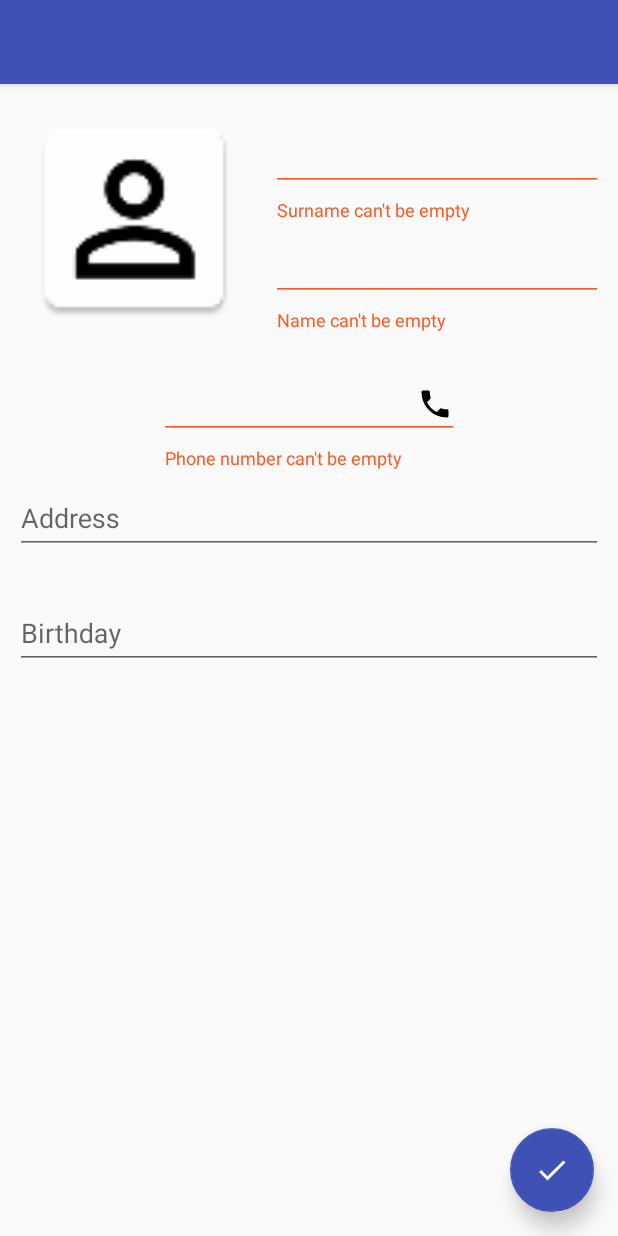
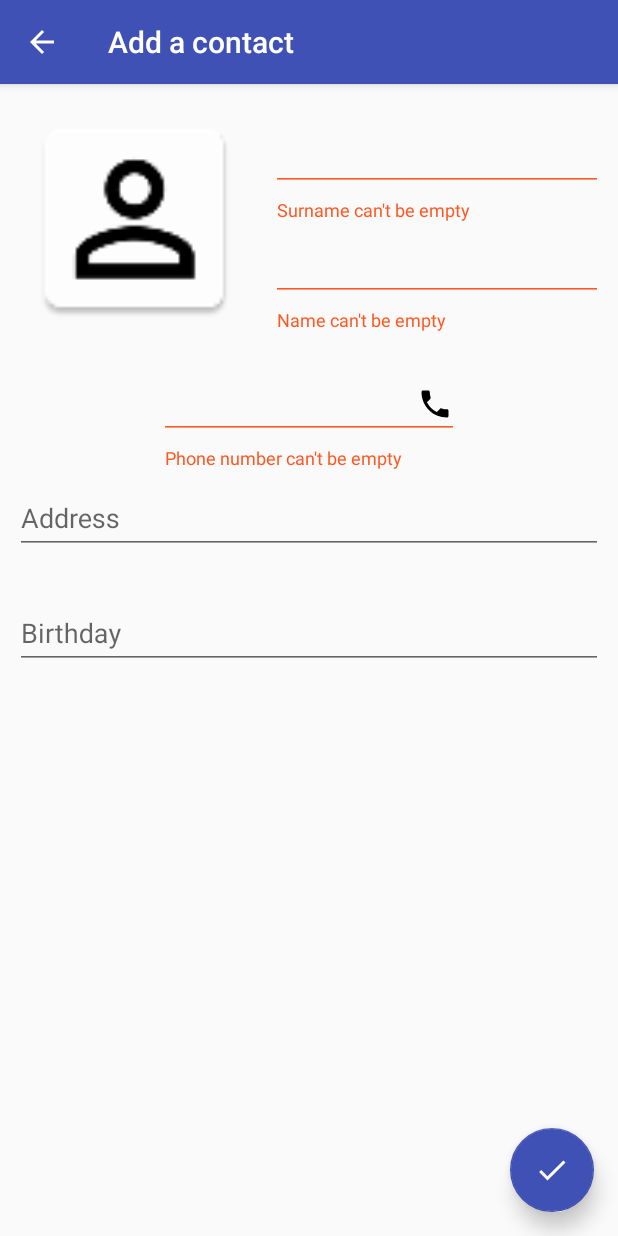
Before and after one commit to JeremShy/ft_hangouts, an Android app: the AddContactActivity screen opened directly, with no data from a screen before it, after a tap on an icon or button, on a phone screen of 412 x 824 dp. Run offline under Robolectric (Android 15) with nearby library versions, the phone set to English and light mode, and no system bars.

Commit message:
Quelques petits ajouts, go dodo maintenant !

```diff
--- a/app/src/main/java/fr/h3lp/jcamhi/ft_hangouts/AddContactActivity.java
+++ b/app/src/main/java/fr/h3lp/jcamhi/ft_hangouts/AddContactActivity.java
@@ -11,6 +11,8 @@ import android.support.annotation.Nullable;
 import android.support.design.widget.FloatingActionButton;
 import android.support.design.widget.Snackbar;
 import android.support.design.widget.TextInputLayout;
+import android.support.v7.app.AppCompatActivity;
+import android.view.MenuItem;
 import android.view.View;
 import android.view.inputmethod.InputMethodManager;
 import android.widget.DatePicker;
@@ -33,7 +35,7 @@ import static android.app.Activity.RESULT_OK;
  * Created by jcamhi on 9/4/17.
  */
 
-public class AddContactActivity extends Activity {
+public class AddContactActivity extends AppCompatActivity {
     private static final String EXTRA_ID = "id";
     private static Date _date;
 
@@ -46,23 +48,30 @@ public class AddContactActivity extends Activity {
 
         this.setResult(RESULT_CANCELED);
 
+        android.support.v7.widget.Toolbar toolbar = (android.support.v7.widget.Toolbar) findViewById(R.id.toolbar);
+        setSupportActionBar(toolbar);
+        getSupportActionBar().setDisplayShowHomeEnabled(true);
+        getSupportActionBar().setDisplayHomeAsUpEnabled(true);
+        getSupportActionBar().setTitle(getString(R.string.add_a_contact));
+
+
         ImageView iv = (ImageView)findViewById(R.id.avatar_page_contact);
         iv.setImageDrawable(getDrawable(R.mipmap.ic_person));
 
         final EditText prenom, nom, numero, domicile, anniversaire;
         final TextInputLayout prenom_layout, nom_layout, numero_layout, domicile_layout, anniversaire_layout;
 
-        prenom = findViewById(R.id.edit_prenom);
-        nom = findViewById(R.id.edit_nom);
-        numero = findViewById(R.id.edit_numero);
-        domicile = findViewById(R.id.edit_domicile);
-        anniversaire = findViewById(R.id.edit_anniversaire);
+        prenom = (EditText)findViewById(R.id.edit_prenom);
+        nom = (EditText)findViewById(R.id.edit_nom);
+        numero = (EditText)findViewById(R.id.edit_numero);
+        domicile = (EditText)findViewById(R.id.edit_domicile);
+        anniversaire = (EditText)findViewById(R.id.edit_anniversaire);
 
-        prenom_layout = findViewById(R.id.edit_prenom_layout);
-        nom_layout = findViewById(R.id.edit_nom_layout);
-        numero_layout = findViewById(R.id.edit_numero_layout);
-        domicile_layout = findViewById(R.id.edit_domicile_layout);
-        anniversaire_layout = findViewById(R.id.edit_anniversaire_layout);
+        prenom_layout = (TextInputLayout) findViewById(R.id.edit_prenom_layout);
+        nom_layout = (TextInputLayout) findViewById(R.id.edit_nom_layout);
+        numero_layout = (TextInputLayout) findViewById(R.id.edit_numero_layout);
+        domicile_layout = (TextInputLayout) findViewById(R.id.edit_domicile_layout);
+        anniversaire_layout = (TextInputLayout) findViewById(R.id.edit_anniversaire_layout);
 
         prenom.setOnFocusChangeListener(new View.OnFocusChangeListener() {
            @Override
@@ -98,6 +107,18 @@ public class AddContactActivity extends Activity {
 
     }
 
+    public boolean onOptionsItemSelected(MenuItem item) {
+        switch (item.getItemId()) {
+            case android.R.id.home:
+                this.setResult(RESULT_CANCELED);
+                this.finish();
+                return true;
+            default:
+                return super.onOptionsItemSelected(item);
+        }
+    }
+
+
     public void showDatePickerDialog(View v) {
         InputMethodManager imm = (InputMethodManager) this.getSystemService(Activity.INPUT_METHOD_SERVICE);
         View view = this.getCurrentFocus();
@@ -114,21 +135,21 @@ public class AddContactActivity extends Activity {
         EditText prenom, nom, numero, domicile, anniversaire;
         TextInputLayout prenom_layout, nom_layout, numero_layout, domicile_layout, anniversaire_layout;
 
-        prenom = findViewById(R.id.edit_prenom);
-        nom = findViewById(R.id.edit_nom);
-        numero = findViewById(R.id.edit_numero);
-        domicile = findViewById(R.id.edit_domicile);
-        anniversaire = findViewById(R.id.edit_anniversaire);
+        prenom = (EditText) findViewById(R.id.edit_prenom);
+        nom = (EditText) findViewById(R.id.edit_nom);
+        numero = (EditText) findViewById(R.id.edit_numero);
+        domicile = (EditText) findViewById(R.id.edit_domicile);
+        anniversaire = (EditText) findViewById(R.id.edit_anniversaire);
 
         View cur = getCurrentFocus();
         if (cur != null)
             cur.clearFocus();
 
-        prenom_layout = findViewById(R.id.edit_prenom_layout);
-        nom_layout = findViewById(R.id.edit_nom_layout);
-        numero_layout = findViewById(R.id.edit_numero_layout);
-        domicile_layout = findViewById(R.id.edit_domicile_layout);
-        anniversaire_layout = findViewById(R.id.edit_anniversaire_layout);
+        prenom_layout = (TextInputLayout) findViewById(R.id.edit_prenom_layout);
+        nom_layout = (TextInputLayout) findViewById(R.id.edit_nom_layout);
+        numero_layout = (TextInputLayout) findViewById(R.id.edit_numero_layout);
+        domicile_layout = (TextInputLayout) findViewById(R.id.edit_domicile_layout);
+        anniversaire_layout = (TextInputLayout) findViewById(R.id.edit_anniversaire_layout);
 
         if (this.isEmpty(prenom)) {
             prenom_layout.setError(getString(R.string.error_prenom));
@@ -187,8 +208,7 @@ public class AddContactActivity extends Activity {
 
             GregorianCalendar cal = new GregorianCalendar(year, month, day);
             Date d = cal.getTime();
-            SimpleDateFormat df = new SimpleDateFormat("dd/MM/yyyy");
-            String s = df.format(d);
+            String s = Contact.get_date_as_str_stat(d);
 
             ed.setText(s);
             ed.clearFocus();
--- a/app/src/main/java/fr/h3lp/jcamhi/ft_hangouts/Contact.java
+++ b/app/src/main/java/fr/h3lp/jcamhi/ft_hangouts/Contact.java
@@ -4,7 +4,9 @@ import android.graphics.drawable.Drawable;
 import android.os.Parcel;
 import android.os.Parcelable;
 
+import java.text.SimpleDateFormat;
 import java.util.Date;
+import java.util.GregorianCalendar;
 
 /**
  * Created by jcamhi on 9/3/17.
@@ -155,4 +157,14 @@ public class Contact {
         this._anniversaire = _anniversaire;
     }
 
+    public String get_anniv_as_str() {
+        return Contact.get_date_as_str_stat(this._anniversaire);
+    }
+
+    public static String get_date_as_str_stat(Date d) {
+        SimpleDateFormat df = new SimpleDateFormat("dd/MM/yyyy");
+        String s = df.format(d);
+        return (s);
+    }
+
 }
--- a/app/src/main/res/layout/row_contact.xml
+++ b/app/src/main/res/layout/row_contact.xml
@@ -17,7 +17,6 @@
         android:layout_toRightOf="@id/avatar"
         android:layout_alignTop="@id/avatar"
         android:textStyle="bold"
-        android:text="Nom Prenom"
         android:textSize="20dp"/>
     <TextView
         android:layout_width="wrap_content"
@@ -25,6 +24,5 @@
         android:id="@+id/numero"
         android:layout_marginLeft="10dp"
         android:layout_toRightOf="@id/avatar"
-        android:layout_alignBottom="@id/avatar"
-        android:text="0612212121"/>
+        android:layout_alignBottom="@id/avatar"/>
 </RelativeLayout>
--- a/app/src/main/res/values/strings.xml
+++ b/app/src/main/res/values/strings.xml
@@ -37,5 +37,6 @@
     <string name="adding_contact">Adding a contact</string>
     <string name="address">Address</string>
     <string name="birthday">Birthday</string>
+    <string name="add_a_contact">Add a contact</string>
 
 </resources>
```
Also changed, not shown: 2 other files.
